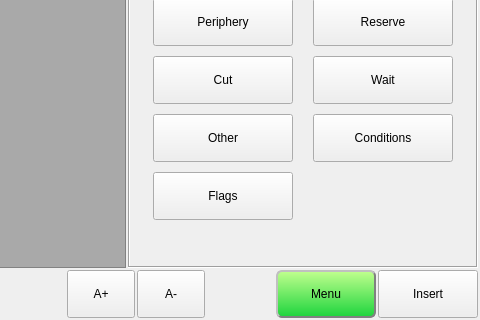
Above: hcinstruction/ichcinstructionpageframe.ui from dongdong-2009/3-5AxisRobot before the change; both pictures show x 356 to 836 and y 126 to 446 of the 836 by 446 pixel window. Below: the same form after it.
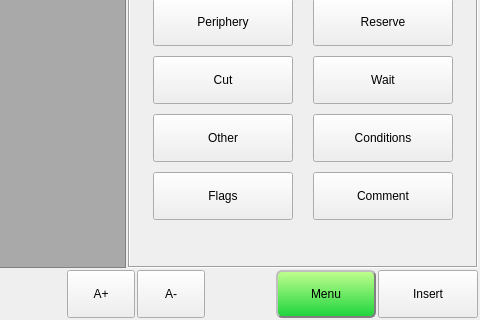
That is the form after the change. Icons and pictures are not drawn. Custom widgets are drawn as their Qt base class.

Commit message:
1.add comment page
Conflicts:
	hcinstruction/hcinstruction.pri

Diff of the .ui file:
```diff
--- a/hcinstruction/ichcinstructionpageframe.ui
+++ b/hcinstruction/ichcinstructionpageframe.ui
@@ -684,6 +684,44 @@
            </property>
           </widget>
          </item>
+         <item row="6" column="1">
+          <widget class="QToolButton" name="commentButton">
+           <property name="sizePolicy">
+            <sizepolicy hsizetype="Preferred" vsizetype="Preferred">
+             <horstretch>0</horstretch>
+             <verstretch>0</verstretch>
+            </sizepolicy>
+           </property>
+           <property name="minimumSize">
+            <size>
+             <width>140</width>
+             <height>48</height>
+            </size>
+           </property>
+           <property name="maximumSize">
+            <size>
+             <width>140</width>
+             <height>48</height>
+            </size>
+           </property>
+           <property name="text">
+            <string>Comment</string>
+           </property>
+           <property name="icon">
+            <iconset resource="../resource.qrc">
+             <normaloff>:/resource/modify.png</normaloff>:/resource/modify.png</iconset>
+           </property>
+           <property name="iconSize">
+            <size>
+             <width>32</width>
+             <height>32</height>
+            </size>
+           </property>
+           <property name="toolButtonStyle">
+            <enum>Qt::ToolButtonTextBesideIcon</enum>
+           </property>
+          </widget>
+         </item>
         </layout>
        </widget>
       </widget>
```
The commit also changes 4 other files.
